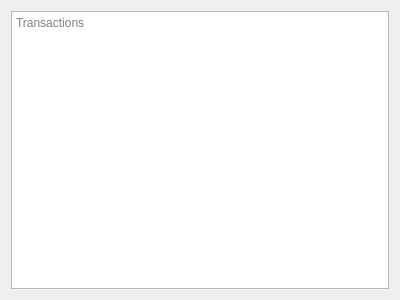
Above: frontend/forms/transactions.ui from tvt23-pankkiprojekti/SPO_Group11 before the change. Below: the same form after it.
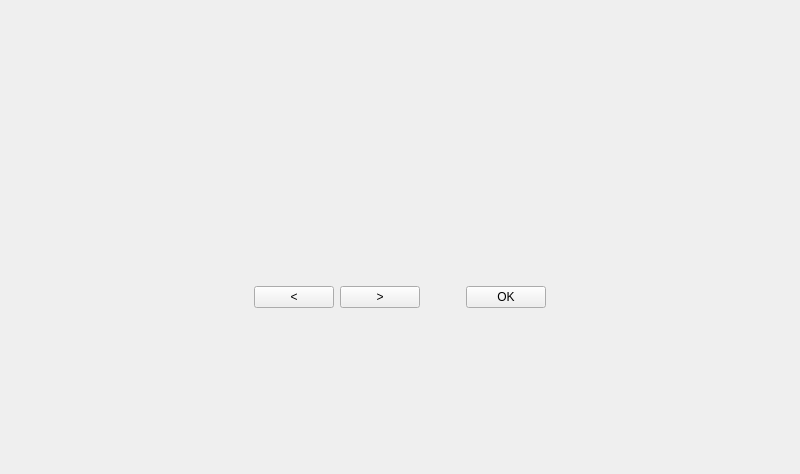
That is the form after the change.

Commit message:
Frontend: Transactions widget (#71)
* add index and amount to transactions procedure

* rest: add parameters to transactions function

* add 10 second timer to withdraw widget

* add transactions widget

```diff
--- a/frontend/forms/transactions.ui
+++ b/frontend/forms/transactions.ui
@@ -6,8 +6,8 @@
    <rect>
     <x>0</x>
     <y>0</y>
-    <width>400</width>
-    <height>300</height>
+    <width>800</width>
+    <height>474</height>
    </rect>
   </property>
   <property name="windowTitle">
@@ -15,11 +15,140 @@
   </property>
   <layout class="QGridLayout" name="gridLayout">
    <item row="0" column="0">
-    <widget class="QTextBrowser" name="textBrowser">
-     <property name="placeholderText">
-      <string>Transactions</string>
+    <spacer name="verticalSpacer">
+     <property name="orientation">
+      <enum>Qt::Vertical</enum>
      </property>
-    </widget>
+     <property name="sizeHint" stdset="0">
+      <size>
+       <width>20</width>
+       <height>40</height>
+      </size>
+     </property>
+    </spacer>
+   </item>
+   <item row="1" column="0">
+    <spacer name="horizontalSpacer_2">
+     <property name="orientation">
+      <enum>Qt::Horizontal</enum>
+     </property>
+     <property name="sizeHint" stdset="0">
+      <size>
+       <width>40</width>
+       <height>20</height>
+      </size>
+     </property>
+    </spacer>
+   </item>
+   <item row="2" column="1">
+    <spacer name="verticalSpacer_2">
+     <property name="orientation">
+      <enum>Qt::Vertical</enum>
+     </property>
+     <property name="sizeHint" stdset="0">
+      <size>
+       <width>20</width>
+       <height>40</height>
+      </size>
+     </property>
+    </spacer>
+   </item>
+   <item row="1" column="2">
+    <spacer name="horizontalSpacer_3">
+     <property name="orientation">
+      <enum>Qt::Horizontal</enum>
+     </property>
+     <property name="sizeHint" stdset="0">
+      <size>
+       <width>40</width>
+       <height>20</height>
+      </size>
+     </property>
+    </spacer>
+   </item>
+   <item row="1" column="1">
+    <layout class="QVBoxLayout" name="verticalLayout">
+     <item>
+      <widget class="QLabel" name="label_page">
+       <property name="text">
+        <string/>
+       </property>
+      </widget>
+     </item>
+     <item>
+      <widget class="QLabel" name="label_0">
+       <property name="text">
+        <string/>
+       </property>
+      </widget>
+     </item>
+     <item>
+      <widget class="QLabel" name="label_1">
+       <property name="text">
+        <string/>
+       </property>
+      </widget>
+     </item>
+     <item>
+      <widget class="QLabel" name="label_2">
+       <property name="text">
+        <string/>
+       </property>
+      </widget>
+     </item>
+     <item>
+      <widget class="QLabel" name="label_3">
+       <property name="text">
+        <string/>
+       </property>
+      </widget>
+     </item>
+     <item>
+      <widget class="QLabel" name="label_4">
+       <property name="text">
+        <string/>
+       </property>
+      </widget>
+     </item>
+     <item>
+      <layout class="QHBoxLayout" name="horizontalLayout">
+       <item>
+        <widget class="QPushButton" name="button_left">
+         <property name="text">
+          <string>&lt;</string>
+         </property>
+        </widget>
+       </item>
+       <item>
+        <widget class="QPushButton" name="button_right">
+         <property name="text">
+          <string>&gt;</string>
+         </property>
+        </widget>
+       </item>
+       <item>
+        <spacer name="horizontalSpacer">
+         <property name="orientation">
+          <enum>Qt::Horizontal</enum>
+         </property>
+         <property name="sizeHint" stdset="0">
+          <size>
+           <width>40</width>
+           <height>20</height>
+          </size>
+         </property>
+        </spacer>
+       </item>
+       <item>
+        <widget class="QPushButton" name="button_ok">
+         <property name="text">
+          <string>OK</string>
+         </property>
+        </widget>
+       </item>
+      </layout>
+     </item>
+    </layout>
    </item>
   </layout>
  </widget>
```
The commit also changes 12 other files.
